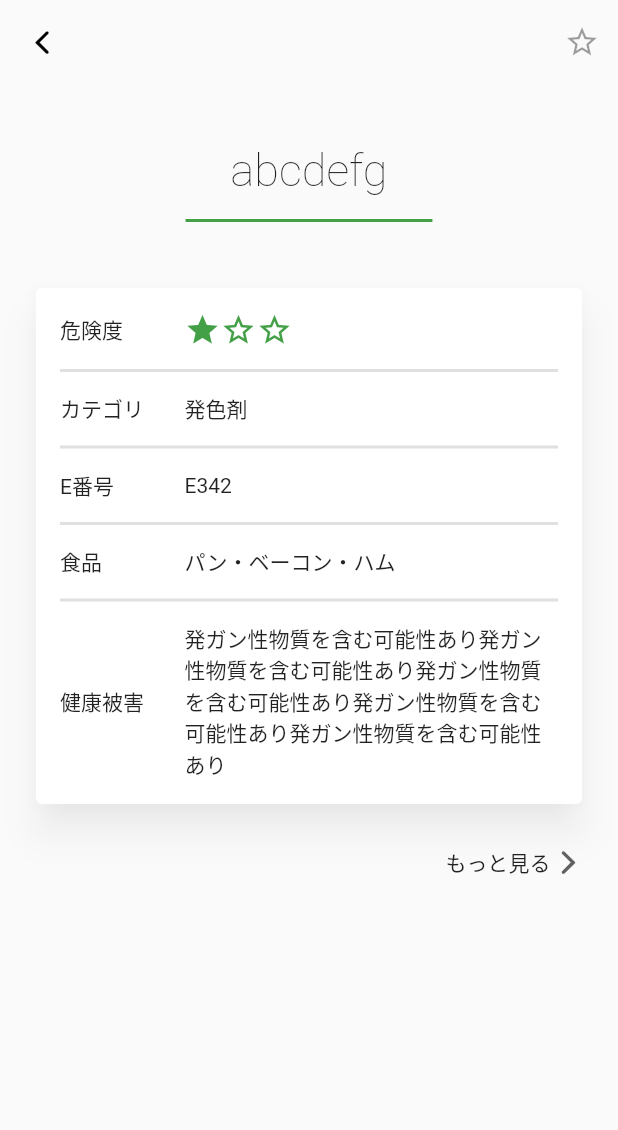
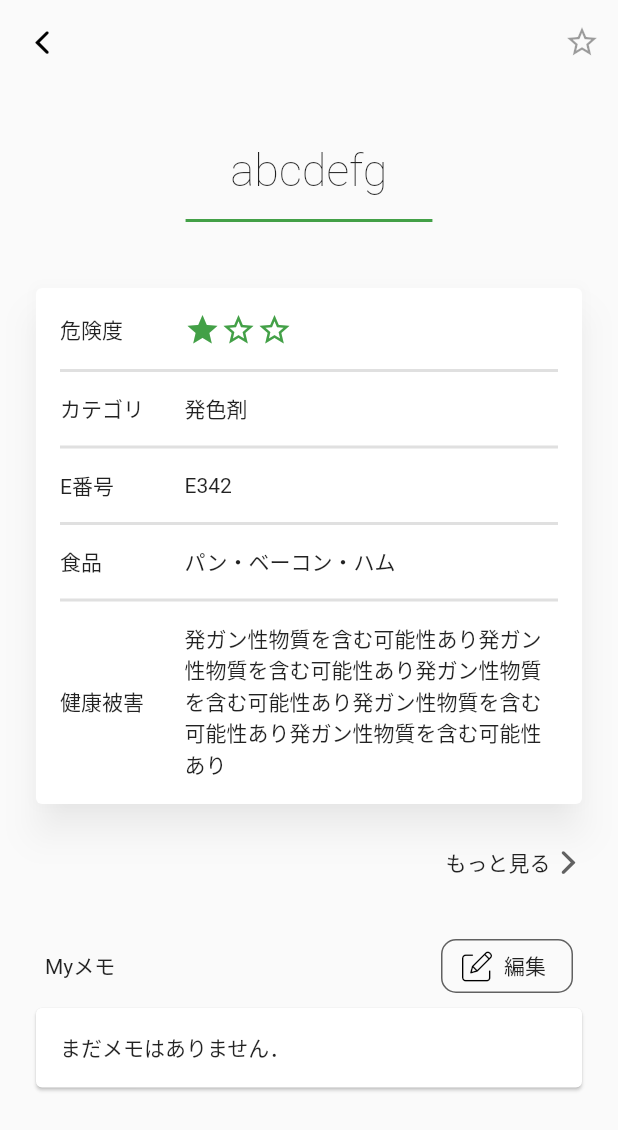
Before and after one commit to Natsuooo/tenka, a Flutter app: the screen it shows after launch, after a tap on "abcdefg", on a phone screen of 412 x 824 dp. Shown: the top 1130 px of the screen. Run offline on Flutter 3.47's test engine with Material 2 defaults, Android fonts, the phone set to English and light mode, and no system bars; our stand-ins replace shared_preferences, sqflite; accounts and stored records are empty.

Commit message:
メモ画面等

```diff
--- a/lib/Repository/memo_repository.dart
+++ b/lib/Repository/memo_repository.dart
@@ -4,6 +4,7 @@ import 'package:tenka_2_0_0/Entity/memo.dart';
 class MemoRepository {
   final memoDao = MemoDao();
 
+  Future getMemo(int id) => memoDao.getMemo(id);
   Future insertMemo(Memo memo) => memoDao.create(memo);
   Future updateMemo(Memo memo) => memoDao.update(memo);
   Future deleteMemo(int id) => memoDao.delete(id);
--- a/lib/Screens/detail_screen.dart
+++ b/lib/Screens/detail_screen.dart
@@ -3,6 +3,8 @@ import 'package:flutter/cupertino.dart';
 import 'package:provider/provider.dart';
 import 'package:tenka_2_0_0/Model/star_model.dart';
 import 'package:url_launcher/url_launcher.dart';
+import 'package:tenka_2_0_0/my_flutter_app_icons.dart';
+import 'package:tenka_2_0_0/Model/memo_model.dart';
 
 class DetailScreen extends StatelessWidget {
   DetailScreen({Key key}) : super(key: key);
@@ -21,6 +23,8 @@ class DetailScreen extends StatelessWidget {
               _title(args['name'], args['danger']),
               _table(args),
               _more(args['name']),
+              _memoTitle(args['id'], context),
+              _memoCard('まだメモはありません．'),
             ],
           ),
         ),
@@ -254,4 +258,74 @@ class DetailScreen extends StatelessWidget {
       ),
     );
   }
+
+  Widget _memoTitle(id, context) {
+    return Container(
+      padding: EdgeInsets.only(left: 30, right: 30, top: 20),
+      child: Row(
+        mainAxisAlignment: MainAxisAlignment.spaceBetween,
+        children: [
+          Text('Myメモ'),
+          OutlineButton.icon(
+            icon: Icon(
+              MyFlutterApp.edit,
+              size: 20,
+              color: Colors.black,
+            ),
+            label: Text("編集"),
+            onPressed: () {
+              Navigator.of(context).pushNamed('/memo', arguments: id);
+              // showDialog(
+              //     context: context,
+              //     builder: (BuildContext context) {
+              //       final memoModel =
+              //           Provider.of<MemoModel>(context, listen: true);
+              //       final memoEditingController = TextEditingController();
+              //       return SimpleDialog(
+              //         title: Text('Myメモ'),
+              //         contentPadding: EdgeInsets.all(16),
+              //         children: [
+              //           TextField(
+              //             controller: memoEditingController,
+              //             decoration: InputDecoration(
+              //                 border: OutlineInputBorder(),
+              //                 hintText: "メモを記入する"),
+              //           ),
+              //           FlatButton(
+              //             onPressed: () {
+              //               Navigator.pop(context);
+              //             },
+              //             child: Text("保存"),
+              //           ),
+              //         ],
+              //       );
+              // }
+              // );
+            },
+            borderSide: BorderSide(width: 1.0, color: Colors.grey[700]),
+            shape:
+                RoundedRectangleBorder(borderRadius: BorderRadius.circular(10)),
+          ),
+        ],
+      ),
+    );
+  }
+
+  Widget _memoCard(String memo) {
+    return Container(
+      padding: EdgeInsets.only(left: 20, right: 20, bottom: 50),
+      child: Row(
+        children: [
+          Expanded(
+            child: Card(
+              child: Container(
+                padding: EdgeInsets.all(16),
+                child: Text(memo),
+              ),
+            ),
+          ),
+        ],
+      ),
+    );
+  }
 }
--- a/lib/main.dart
+++ b/lib/main.dart
@@ -8,6 +8,7 @@ import 'package:tenka_2_0_0/Model/star_model.dart';
 import 'package:tenka_2_0_0/Screens/detail_screen.dart';
 import 'package:tenka_2_0_0/Model/recent_model.dart';
 import 'package:tenka_2_0_0/Model/memo_model.dart';
+import 'package:tenka_2_0_0/Screens/memo_screen.dart';
 
 void main() => runApp(MyApp());
 
@@ -45,6 +46,7 @@ class MyApp extends StatelessWidget {
         home: MainBottomNavigation(),
         routes: {
           '/detail': (context) => DetailScreen(),
+          '/memo': (context) => MemoScreen(),
         },
       ),
     );
--- a/lib/my_flutter_app_icons.dart
+++ b/lib/my_flutter_app_icons.dart
@@ -21,6 +21,10 @@ class MyFlutterApp {
   static const _kFontFam = 'MyFlutterApp';
   static const _kFontPkg = null;
 
-  static const IconData home = IconData(0xe80a, fontFamily: _kFontFam, fontPackage: _kFontPkg);
-  static const IconData not_found = IconData(0xe80c, fontFamily: _kFontFam, fontPackage: _kFontPkg);
+  static const IconData home =
+      IconData(0xe80a, fontFamily: _kFontFam, fontPackage: _kFontPkg);
+  static const IconData not_found =
+      IconData(0xe80c, fontFamily: _kFontFam, fontPackage: _kFontPkg);
+  static const IconData edit =
+      IconData(0xe80d, fontFamily: _kFontFam, fontPackage: _kFontPkg);
 }
--- a/pubspec.yaml
+++ b/pubspec.yaml
@@ -27,7 +27,7 @@ dependencies:
   shared_preferences: ^0.5.10
   url_launcher: ^5.6.0
   sqflite: ^1.3.0
-  path_provider: ^1.6.14
+  path_provider: ^1.6.18
 
 
   # The following adds the Cupertino Icons font to your application.
```
Also changed, not shown: lib/Dao/memo_dao.dart (+8 -0 lines), lib/Model/memo_model.dart (+20 -0 lines), lib/Screens/memo_screen.dart (added, +50 -0 lines), fonts/MyFlutterApp.ttf.
